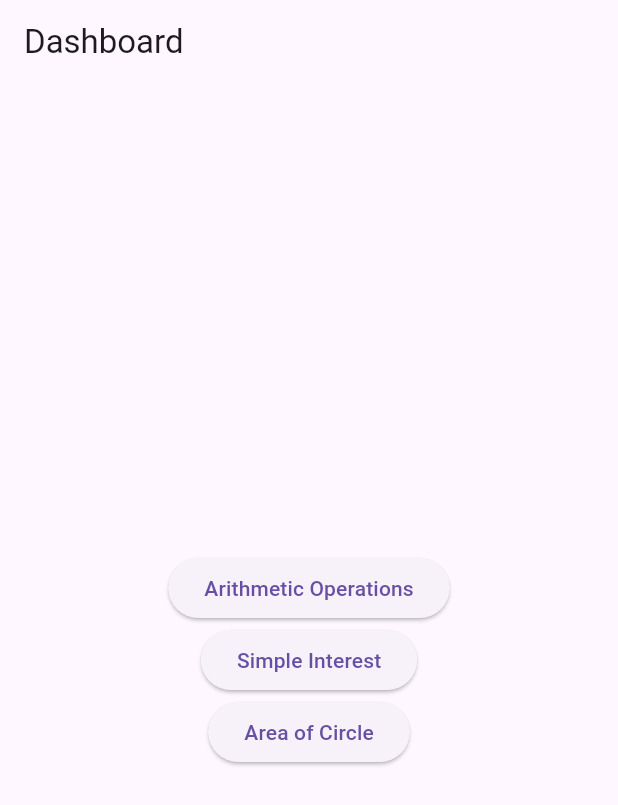
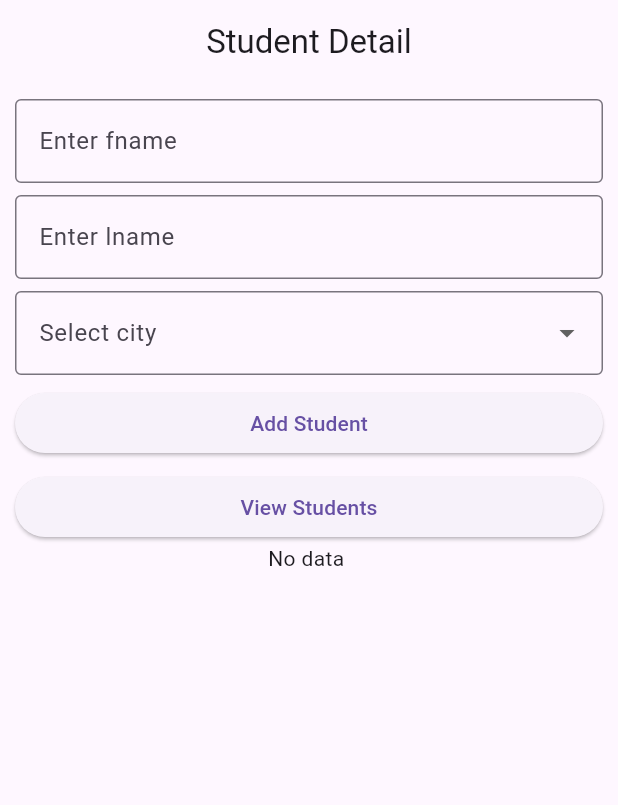
Before and after one commit to sandhyaNepal20/first_assignment, a Flutter app: the screen it shows after launch, on a phone screen of 412 x 824 dp. Shown: the top 805 px of the screen. Run offline on Flutter 3.47's test engine with Material 3 defaults, Android fonts, the phone set to English and light mode, and no system bars.

```diff
--- a/lib/app.dart
+++ b/lib/app.dart
@@ -1,3 +1,4 @@
+import 'package:first_assignment/view/column_screenstate.dart';
 import 'package:first_assignment/view/dashboard_view.dart';
 import 'package:flutter/material.dart';
 
@@ -8,7 +9,7 @@ class MyApp extends StatelessWidget {
   Widget build(BuildContext context) {
     return MaterialApp(
       debugShowCheckedModeBanner: false,
-      home: DashboardView(),
+      home: ColumnScreen(),
     );
   }
 }
--- /dev/null
+++ b/lib/model/student.dart
@@ -0,0 +1,11 @@
+class Student {
+  final String fname;
+  final String lname;
+  final String city;
+
+  Student({
+    required this.fname,
+    required this.lname,
+    required this.city,
+  });
+}
--- /dev/null
+++ b/lib/view/student_details_view.dart
@@ -0,0 +1,118 @@
+import 'package:flutter/material.dart';
+import 'package:first_assignment/core/common/student_listtview.dart';
+import 'package:first_assignment/model/student.dart';
+
+class StudentDetailsView extends StatefulWidget {
+  const StudentDetailsView({super.key});
+
+  @override
+  State<StudentDetailsView> createState() => _StudentDetailsViewState();
+}
+
+class _StudentDetailsViewState extends State<StudentDetailsView> {
+  final _gap = const SizedBox(height: 8);
+
+  final items = [
+    const DropdownMenuItem(value: 'Kathmandu', child: Text('Kathmandu')),
+    const DropdownMenuItem(value: 'Pokhara', child: Text('Pokhara')),
+    const DropdownMenuItem(value: 'Chitwan', child: Text('Chitwan')),
+  ];
+
+  List<Student> lstStudents = [];
+
+  String? selectedCity;
+
+  // Controllers
+  final _fnameController = TextEditingController();
+  final _lnameController = TextEditingController();
+
+  @override
+  Widget build(BuildContext context) {
+    return Scaffold(
+      appBar: AppBar(
+        title: const Text('Student Detail'),
+        centerTitle: true,
+      ),
+      body: Padding(
+        padding: const EdgeInsets.all(10),
+        child: Column(
+          children: [
+            TextFormField(
+              controller: _fnameController,
+              decoration: const InputDecoration(
+                labelText: 'Enter fname',
+                border: OutlineInputBorder(),
+              ),
+            ),
+            _gap,
+            TextFormField(
+              controller: _lnameController,
+              decoration: const InputDecoration(
+                labelText: 'Enter lname',
+                border: OutlineInputBorder(),
+              ),
+            ),
+            _gap,
+            DropdownButtonFormField(
+              // icon: const Icon(Icons.arrow_downward),
+              items: items,
+              onChanged: (value) {
+                setState(() {
+                  selectedCity = value;
+                });
+              },
+              decoration: const InputDecoration(
+                labelText: 'Select city',
+                border: OutlineInputBorder(),
+              ),
+            ),
+            _gap,
+            SizedBox(
+              width: double.infinity,
+              child: ElevatedButton(
+                onPressed: () {
+                  Student student = Student(
+                    fname: _fnameController.text.trim(),
+                    lname: _lnameController.text.trim(),
+                    city: selectedCity!,
+                  );
+                  setState(() {
+                    lstStudents.add(student);
+                  });
+                },
+                child: const Text('Add Student'),
+              ),
+            ),
+            _gap,
+            SizedBox(
+              width: double.infinity,
+              child: ElevatedButton(
+                onPressed: () {
+                  Navigator.pushNamed(
+                    context,
+                    '/output',
+                    arguments: lstStudents,
+                  );
+                },
+                child: const Text('View Students'),
+              ),
+            ),
+            // Display student details in listview
+            lstStudents.isEmpty
+                ? const Text('No data ')
+                : StudentListView(
+                    lstStudents: lstStudents,
+                  )
+          ],
+        ),
+      ),
+    );
+  }
+
+  @override
+  void dispose() {
+    _fnameController.dispose();
+    _lnameController.dispose();
+    super.dispose();
+  }
+}
```
Also changed, not shown: lib/core/common/student_listtview.dart (added, +33 -0 lines), lib/main.dart (+9 -6 lines), lib/view/column_screenstate.dart (added, +28 -0 lines), lib/view/student_output_view.dart (added, +30 -0 lines).
